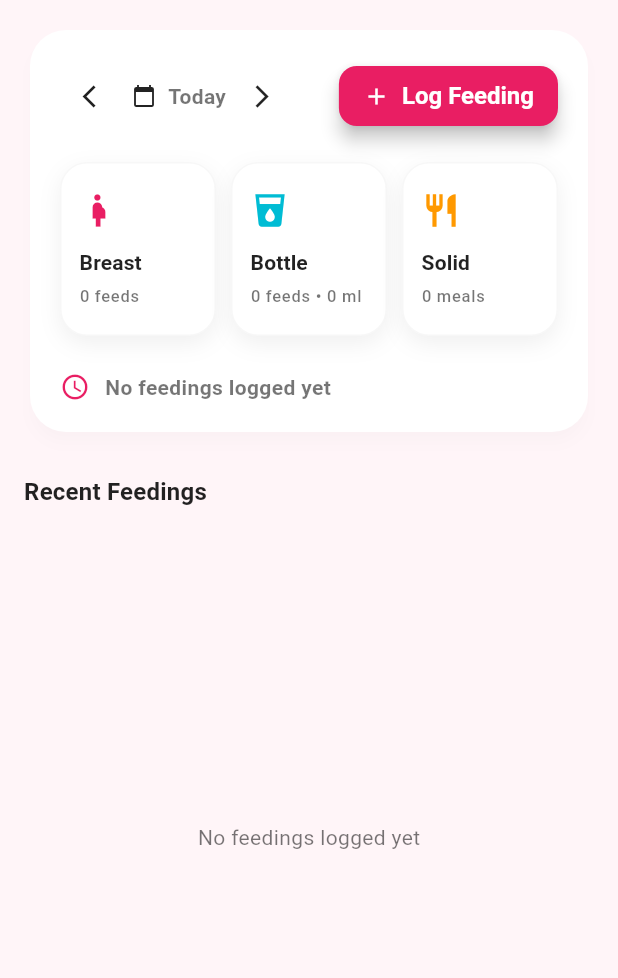
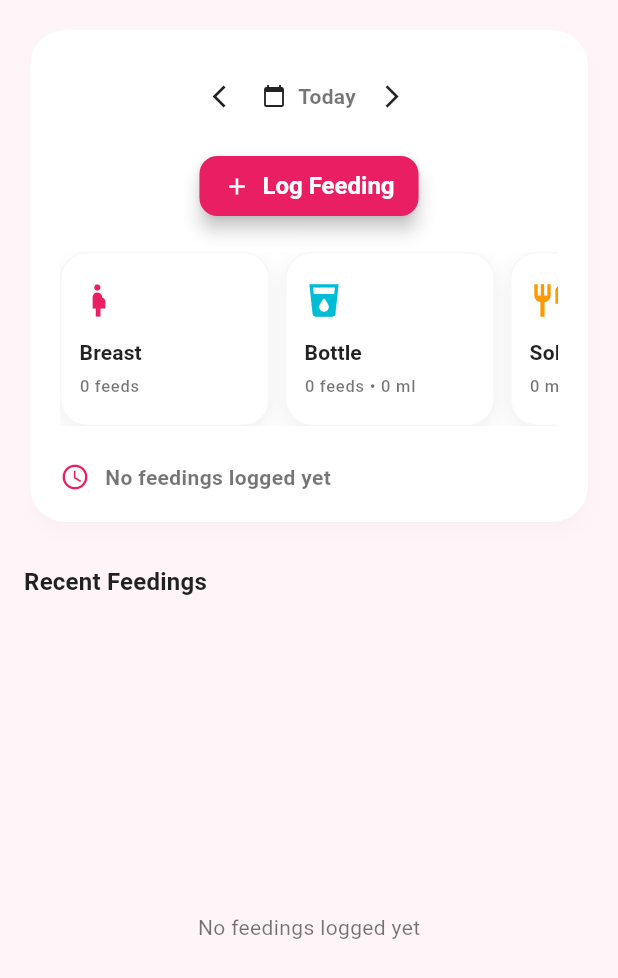
Before and after one commit to Prashanth275/Navajeev---a-motherhood_companion-app, a Flutter app: the FeedingTrackerScreen screen opened directly, on a phone screen of 412 x 824 dp. Shown: the top 978 px of the screen. Run offline on Flutter 3.47's test engine with Material 3 defaults, Android fonts, the light colour scheme and no system bars; our stand-ins replace cloud_firestore, curved_navigation_bar, firebase_auth, firebase_core, fl_chart, flutter_local_notifications and 2 more; accounts and stored records are empty.

```diff
--- a/lib/main.dart
+++ b/lib/main.dart
@@ -21,6 +21,7 @@ import 'services/notification_service.dart';
 import 'package:firebase_core/firebase_core.dart';
 import 'firebase_options.dart';
 import 'providers/ai_insight_provider.dart';
+import 'package:navajeev_m/screens/onboarding/animated_splash_screen.dart';
 
 
 
@@ -124,7 +125,7 @@ class MyApp extends StatelessWidget {
         title: 'Navajeev',
         debugShowCheckedModeBanner: false,
         theme: AppTheme.lightTheme,
-        home: const Wrapper(),
+        home: const AnimatedSplashScreen(),
         routes: AppRoutes.routes,
       ),
     );
--- a/lib/screens/tracker/feeding tracker/feeding_tracker_screen.dart
+++ b/lib/screens/tracker/feeding tracker/feeding_tracker_screen.dart
@@ -165,21 +165,19 @@ class _FeedingHeaderCard extends StatelessWidget {
       child: Card(
         elevation: 4,
         shadowColor:
-        Colors.black.withOpacity(0.08),
+        Colors.black.withValues(alpha: 0.08),
         shape: RoundedRectangleBorder(
           borderRadius:
           BorderRadius.circular(24),
         ),
         child: Padding(
           padding: const EdgeInsets.all(20),
-          child: Column(
-            children: [
-              /// DATE + LOG BUTTON ROW
-              Row(
-                mainAxisAlignment:
-                MainAxisAlignment.spaceBetween,
-                children: [
-                  Row(
+          child: LayoutBuilder(
+            builder: (context, constraints) {
+              final isNarrow = constraints.maxWidth < 420;
+
+              final dateSelector = Row(
+                mainAxisSize: MainAxisSize.min,
                 children: [
                   IconButton(
                     icon: const Icon(
@@ -225,9 +223,9 @@ class _FeedingHeaderCard extends StatelessWidget {
                         : null,
                   ),
                 ],
-                  ),
+              );
 
-                  AnimatedOpacity(
+              final logBtn = AnimatedOpacity(
                 opacity:
                 showLogButton ? 1 : 0,
                 duration: const Duration(
@@ -256,44 +254,77 @@ class _FeedingHeaderCard extends StatelessWidget {
                   ),
                 )
                     : const SizedBox.shrink(),
+              );
+
+              final summaryCardsList = [
+                _SummaryCard(
+                  icon: Icons.pregnant_woman,
+                  title: "Breast",
+                  value:
+                  "${provider.breastCount} feeds",
+                  color: AppColors.weight,
                 ),
+                _SummaryCard(
+                  icon: Icons.local_drink,
+                  title: "Bottle",
+                  value:
+                  "${provider.bottleCount} feeds • ${provider.totalBottleMl.toStringAsFixed(0)} ml",
+                  color: AppColors.feed,
+                ),
+                _SummaryCard(
+                  icon: Icons.restaurant,
+                  title: "Solid",
+                  value:
+                  "${provider.solidCount} meals",
+                  color: AppColors.mood,
+                ),
+              ];
+
+              return Column(
+                children: [
+                  /// DATE + LOG BUTTON ROW / COLUMN
+                  isNarrow
+                      ? Column(
+                          crossAxisAlignment: CrossAxisAlignment.stretch,
+                          children: [
+                            Center(child: dateSelector),
+                            const SizedBox(height: 12),
+                            Center(child: logBtn),
+                          ],
+                        )
+                      : Row(
+                          mainAxisAlignment:
+                          MainAxisAlignment.spaceBetween,
+                          children: [
+                            dateSelector,
+                            logBtn,
                           ],
                         ),
 
                   const SizedBox(height: 20),
 
                   /// SUMMARY CARDS
-              Row(
+                  isNarrow
+                      ? SingleChildScrollView(
+                          scrollDirection: Axis.horizontal,
+                          physics: const BouncingScrollPhysics(),
+                          child: Row(
+                            children: summaryCardsList.map((card) => Padding(
+                              padding: const EdgeInsets.only(right: 10),
+                              child: SizedBox(
+                                width: 140,
+                                child: card,
+                              ),
+                            )).toList(),
+                          ),
+                        )
+                      : Row(
                           children: [
-                  Expanded(
-                    child: _SummaryCard(
-                      icon: Icons.pregnant_woman,
-                      title: "Breast",
-                      value:
-                      "${provider.breastCount} feeds",
-                      color: AppColors.weight,
-                    ),
-                  ),
+                            Expanded(child: summaryCardsList[0]),
                             const SizedBox(width: 10),
-                  Expanded(
-                    child: _SummaryCard(
-                      icon: Icons.local_drink,
-                      title: "Bottle",
-                      value:
-                      "${provider.bottleCount} feeds • ${provider.totalBottleMl.toStringAsFixed(0)} ml",
-                      color: AppColors.feed,
-                    ),
-                  ),
+                            Expanded(child: summaryCardsList[1]),
                             const SizedBox(width: 10),
-                  Expanded(
-                    child: _SummaryCard(
-                      icon: Icons.restaurant,
-                      title: "Solid",
-                      value:
-                      "${provider.solidCount} meals",
-                      color: AppColors.mood,
-                    ),
-                  ),
+                            Expanded(child: summaryCardsList[2]),
                           ],
                         ),
 
@@ -322,6 +353,8 @@ class _FeedingHeaderCard extends StatelessWidget {
                     ],
                   ),
                 ],
+              );
+            },
           ),
         ),
       ),
@@ -371,11 +404,11 @@ class _SummaryCard extends StatelessWidget {
         color: Colors.white,
         borderRadius: BorderRadius.circular(18),
         border: Border.all(
-            color: Colors.grey.withOpacity(0.08)),
+            color: Colors.grey.withValues(alpha: 0.08)),
         boxShadow: [
           BoxShadow(
             color:
-            Colors.black.withOpacity(0.06),
+            Colors.black.withValues(alpha: 0.06),
             blurRadius: 12,
             offset: const Offset(0, 5),
           ),
--- a/lib/widgets/growth_widgets/growth_summary_cards.dart
+++ b/lib/widgets/growth_widgets/growth_summary_cards.dart
@@ -22,14 +22,14 @@ class GrowthSummaryCard extends StatelessWidget {
       decoration: BoxDecoration(
         color: Colors.white,
         borderRadius: BorderRadius.circular(16),
-        boxShadow: [BoxShadow(color: Colors.black.withOpacity(0.03), blurRadius: 10)],
+        boxShadow: [BoxShadow(color: Colors.black.withValues(alpha: 0.03), blurRadius: 10)],
       ),
       child: Column(
         crossAxisAlignment: CrossAxisAlignment.start,
         children: [
           CircleAvatar(
             radius: 14,
-            backgroundColor: iconColor.withOpacity(0.1),
+            backgroundColor: iconColor.withValues(alpha: 0.1),
             child: Icon(icon, color: iconColor, size: 16),
           ),
           const SizedBox(height: 8),
```
Also changed, not shown: lib/screens/onboarding/animated_splash_screen.dart (added, +174 -0 lines), lib/screens/tracker/baby_growth_tracker/growth_home_page.dart (+34 -14 lines), lib/screens/tracker/sleep_tracker/sleep_dashboard.dart (+38 -15 lines), lib/screens/wellbeing/edit_mood.dart (+9 -4 lines), lib/screens/wellbeing/wellbeing_page.dart (+27 -8 lines), lib/widgets/growth_widgets/add_growth_modal.dart (+13 -4 lines), 1 other file. Lines whose indentation alone changed are shown as unchanged.
